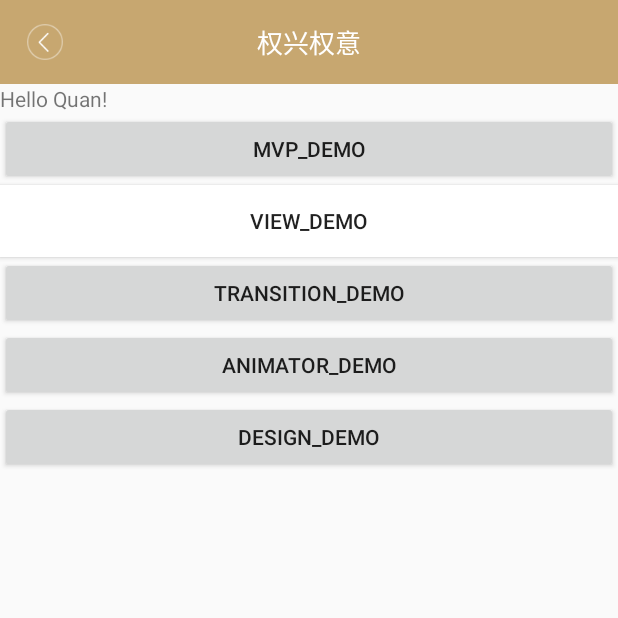
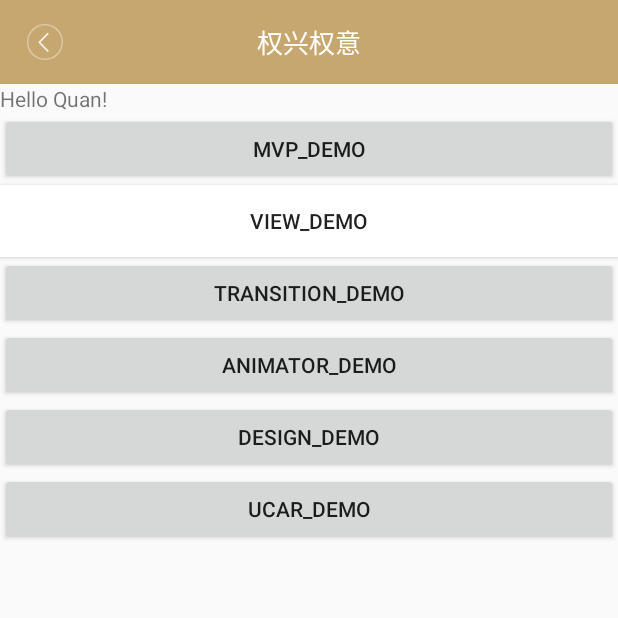
Before and after one commit to HXQWill/QuanStudy, an Android app: the screen it shows after launch (MainActivity), on a phone screen of 412 x 824 dp, the top half of it. Run offline under Robolectric (Android 15) with nearby library versions, the phone set to English and light mode, and no system bars.

Commit message:
项目实战：微交互之转场动画（anim、style、theme）

```diff
--- a/app/src/main/java/com/example/quan/quanstudy/MainActivity.java
+++ b/app/src/main/java/com/example/quan/quanstudy/MainActivity.java
@@ -8,6 +8,7 @@ import com.example.quan.quanstudy.design.MainDesignActivity;
 import com.example.quan.quanstudy.mvpLogin.view.LoginActivity;
 import com.example.quan.quanstudy.objectAnimator.MainAnimatorActivity;
 import com.example.quan.quanstudy.transitionHelper.MainTransitionActivity;
+import com.example.quan.quanstudy.ucar.MainUcarActivity;
 import com.example.quan.quanstudy.viewDemo.MainViewActivity;
 import com.example.quan.quanstudy.base.BaseActivity;
 
@@ -22,6 +23,7 @@ public class MainActivity extends BaseActivity {
     private Button mTransitionDemo;
     private Button mObjectAnimatorDemo;
     private Button mDesignDemo;
+    private Button mUcarDemo;
 
     @Override
     protected void onCreate(Bundle savedInstanceState) {
@@ -42,6 +44,7 @@ public class MainActivity extends BaseActivity {
         mTransitionDemo = (Button) findViewById(R.id.transition_btn_main);
         mObjectAnimatorDemo = (Button) findViewById(R.id.animator_btn_main);
         mDesignDemo = (Button) findViewById(R.id.design_btn_main);
+        mUcarDemo = (Button) findViewById(R.id.ucar_btn_main);
     }
 
     private void initOnClickListener() {
@@ -50,6 +53,7 @@ public class MainActivity extends BaseActivity {
         mTransitionDemo.setOnClickListener(this);
         mObjectAnimatorDemo.setOnClickListener(this);
         mDesignDemo.setOnClickListener(this);
+        mUcarDemo.setOnClickListener(this);
     }
 
     @Override
@@ -71,6 +75,9 @@ public class MainActivity extends BaseActivity {
             case R.id.design_btn_main:
                 gotoNextActivity(MainDesignActivity.class);
                 break;
+            case R.id.ucar_btn_main:
+                gotoNextActivity(MainUcarActivity.class);
+                break;
             default:
                 break;
         }
--- a/app/src/main/res/layout/activity_main.xml
+++ b/app/src/main/res/layout/activity_main.xml
@@ -54,4 +54,11 @@
         android:layout_height="wrap_content"
         android:text="@string/design_demo"
         />
+
+    <Button
+        android:id="@+id/ucar_btn_main"
+        android:layout_width="match_parent"
+        android:layout_height="wrap_content"
+        android:text="@string/ucar_demo"
+        />
 </LinearLayout>
--- a/app/src/main/res/values/strings.xml
+++ b/app/src/main/res/values/strings.xml
@@ -5,4 +5,5 @@
     <string name="transition_demo">Transition_Demo</string>
     <string name="animator_demo">Animator_Demo</string>
     <string name="design_demo">Design_Demo</string>
+    <string name="ucar_demo">Ucar_Demo</string>
 </resources>
--- a/app/src/main/res/values/styles.xml
+++ b/app/src/main/res/values/styles.xml
@@ -17,4 +17,28 @@
         <item name="android:windowTranslucentStatus">true</item> <!--重要-->
     </style>
 
+    <style name="BaseActivityTheme" parent="android:Theme">
+        <item name="android:windowAnimationStyle">@style/BaseAnimation</item>
+        <item name="android:windowNoTitle">true</item>
+    </style>
+
+    <style name="BaseAnimation">
+        <item name="@android:activityOpenEnterAnimation">@anim/left_in</item>
+        <item name="@android:activityOpenExitAnimation">@anim/left_out</item>
+        <item name="@android:activityCloseEnterAnimation">@anim/left_in</item>
+        <item name="@android:activityCloseExitAnimation">@anim/left_out</item>
+    </style>
+
+    <style name="PopActivityTheme" parent="android:Theme">
+        <item name="android:windowAnimationStyle">@style/PopAnimation</item>
+        <item name="android:windowNoTitle">true</item>
+        <item name="android:windowIsTranslucent">true</item>
+    </style>
+
+    <style name="PopAnimation">
+        <item name="android:activityOpenEnterAnimation">@anim/slide_bottom_in</item>
+        <item name="android:activityCloseExitAnimation">@anim/slide_bottom_out</item>
+        <item name="android:activityOpenExitAnimation">@null</item>
+        <item name="android:activityCloseEnterAnimation">@null</item>
+    </style>
 </resources>
--- /dev/null
+++ b/quanlibrary/src/main/res/anim/left_in.xml
@@ -0,0 +1,7 @@
+<?xml version="1.0" encoding="utf-8"?>
+<set xmlns:android="http://schemas.android.com/apk/res/android">
+    <translate
+        android:duration="250"
+        android:fromXDelta="100%p"
+        android:toXDelta="0" />
+</set>
--- /dev/null
+++ b/quanlibrary/src/main/res/anim/left_out.xml
@@ -0,0 +1,7 @@
+<?xml version="1.0" encoding="utf-8"?>
+<set xmlns:android="http://schemas.android.com/apk/res/android">
+    <translate
+        android:duration="250"
+        android:fromXDelta="0"
+        android:toXDelta="-100%p" />
+</set>
--- /dev/null
+++ b/quanlibrary/src/main/res/anim/slide_bottom_in.xml
@@ -0,0 +1,6 @@
+<?xml version="1.0" encoding="utf-8"?>
+
+<translate xmlns:android="http://schemas.android.com/apk/res/android"
+    android:duration="400"
+    android:fromYDelta="100%p"
+    android:toYDelta="0" />
--- /dev/null
+++ b/quanlibrary/src/main/res/anim/slide_bottom_out.xml
@@ -0,0 +1,6 @@
+<?xml version="1.0" encoding="utf-8"?>
+
+<translate xmlns:android="http://schemas.android.com/apk/res/android"
+    android:duration="400"
+    android:fromYDelta="0"
+    android:toYDelta="100%p" />
```
Also changed, not shown: app/src/main/AndroidManifest.xml (+15 -0 lines), app/src/main/java/com/example/quan/quanstudy/ucar/MainUcarActivity.java (added, +52 -0 lines), app/src/main/java/com/example/quan/quanstudy/ucar/trip/TripDoubtActivity.java (added, +32 -0 lines), app/src/main/java/com/example/quan/quanstudy/ucar/trip/TripListActivity.java (added, +51 -0 lines), app/src/main/res/layout/activity_ucar.xml (added, +30 -0 lines), app/src/main/res/layout/activity_ucar_tripdoubt.xml (added, +23 -0 lines), app/src/main/res/layout/activity_ucar_triplist.xml (added, +30 -0 lines).
